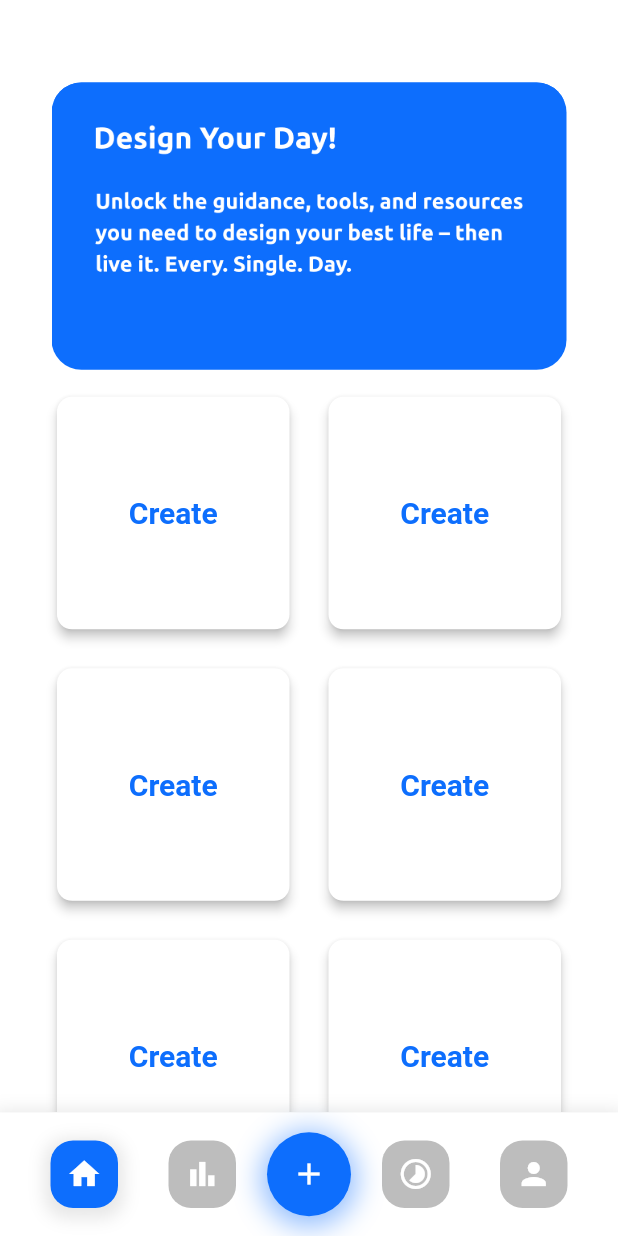
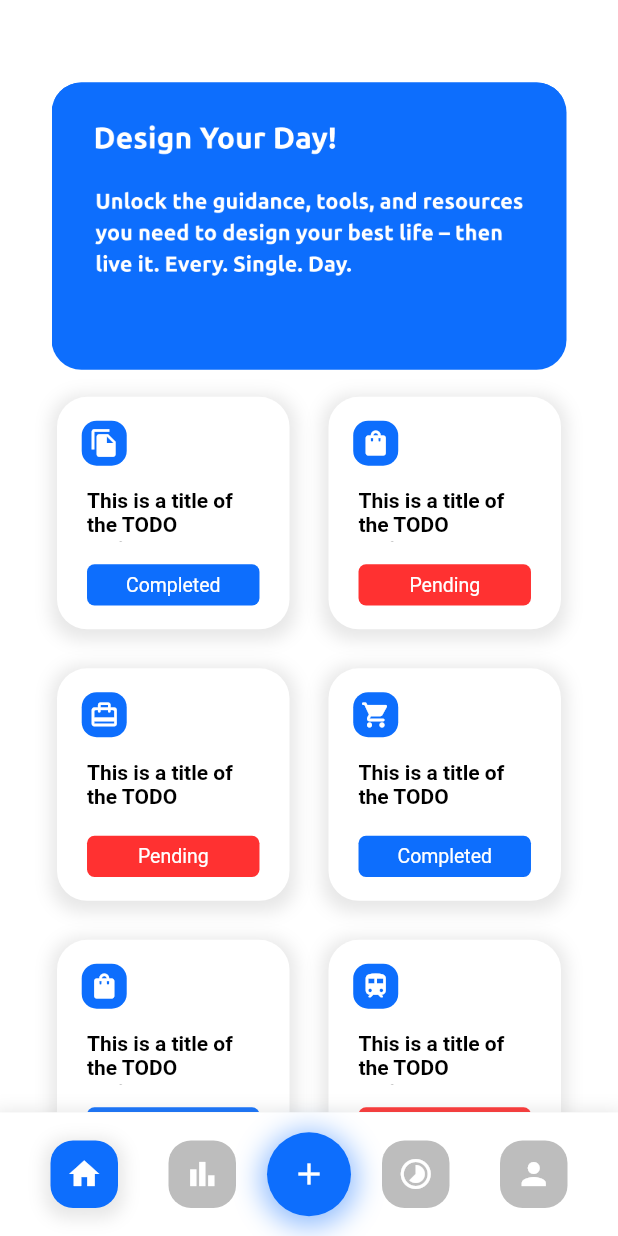
Before and after one commit to Thilina-Pathirage/Mustodo-Flutter-App, a Flutter app: the HomePage screen opened directly, on a phone screen of 412 x 824 dp. Run offline on Flutter 3.47's test engine with Material 2 defaults, Android fonts, the light colour scheme and no system bars; drawn by our look-alikes of carousel_pro; our stand-ins replace firebase_auth, firebase_core, simple_animations; accounts and stored records are empty.

Commit message:
project item designed

```diff
--- a/lib/main.dart
+++ b/lib/main.dart
@@ -9,11 +9,11 @@ Future<void> main() async {
   WidgetsFlutterBinding.ensureInitialized();
   await Firebase.initializeApp();
   runApp(MyApp());
-  SystemChrome.setSystemUIOverlayStyle(
-    SystemUiOverlayStyle(
-      statusBarColor: Color(0xff0D6EFD),
-    ),
-  );
+  // SystemChrome.setSystemUIOverlayStyle(
+  //   SystemUiOverlayStyle(
+  //     statusBarColor: Color(0xff0D6EFD),
+  //   ),
+  // );
 }
 
 class MyApp extends StatelessWidget {
--- a/lib/pages/home_in_home.dart
+++ b/lib/pages/home_in_home.dart
@@ -1,5 +1,6 @@
 import 'package:carousel_pro/carousel_pro.dart';
 import 'package:firebase_auth/firebase_auth.dart';
+import 'package:flutter/cupertino.dart';
 import 'package:flutter/material.dart';
 import 'package:mustodo/pages/welcome.dart';
 
@@ -10,238 +11,48 @@ class HomeHomePage extends StatefulWidget {
 }
 
 class _HomeHomePageState extends State<HomeHomePage> {
-  List<Widget> item = [
-    Padding(
-      padding: const EdgeInsets.all(8.0),
-      child: MaterialButton(
-        elevation: 3,
-        shape: RoundedRectangleBorder(
-          borderRadius: BorderRadius.circular(10.0),
-        ),
-        child: Text(
-          "Create",
-          style: TextStyle(
-            color: Color(0xff0D6EFD),
-            fontSize: 20.0,
-            fontWeight: FontWeight.bold,
-          ),
-        ),
-        color: Colors.white,
-        onPressed: () {},
-      ),
-    ),
-    Padding(
-      padding: const EdgeInsets.all(8.0),
-      child: MaterialButton(
-        elevation: 3,
-        shape: RoundedRectangleBorder(
-          borderRadius: BorderRadius.circular(10.0),
-        ),
-        child: Text(
-          "Create",
-          style: TextStyle(
-            color: Color(0xff0D6EFD),
-            fontSize: 20.0,
-            fontWeight: FontWeight.bold,
-          ),
-        ),
-        color: Colors.white,
-        onPressed: () {},
-      ),
-    ),
-    Padding(
-      padding: const EdgeInsets.all(8.0),
-      child: MaterialButton(
-        elevation: 3,
-        shape: RoundedRectangleBorder(
-          borderRadius: BorderRadius.circular(10.0),
-        ),
-        child: Text(
-          "Create",
-          style: TextStyle(
-            color: Color(0xff0D6EFD),
-            fontSize: 20.0,
-            fontWeight: FontWeight.bold,
-          ),
-        ),
-        color: Colors.white,
-        onPressed: () {},
-      ),
-    ),
-    Padding(
-      padding: const EdgeInsets.all(8.0),
-      child: MaterialButton(
-        elevation: 3,
-        shape: RoundedRectangleBorder(
-          borderRadius: BorderRadius.circular(10.0),
-        ),
-        child: Text(
-          "Create",
-          style: TextStyle(
-            color: Color(0xff0D6EFD),
-            fontSize: 20.0,
-            fontWeight: FontWeight.bold,
-          ),
-        ),
-        color: Colors.white,
-        onPressed: () {},
-      ),
-    ),
-    Padding(
-      padding: const EdgeInsets.all(8.0),
-      child: MaterialButton(
-        elevation: 3,
-        shape: RoundedRectangleBorder(
-          borderRadius: BorderRadius.circular(10.0),
-        ),
-        child: Text(
-          "Create",
-          style: TextStyle(
-            color: Color(0xff0D6EFD),
-            fontSize: 20.0,
-            fontWeight: FontWeight.bold,
-          ),
-        ),
-        color: Colors.white,
-        onPressed: () {},
-      ),
-    ),
-    Padding(
-      padding: const EdgeInsets.all(8.0),
-      child: MaterialButton(
-        elevation: 3,
-        shape: RoundedRectangleBorder(
-          borderRadius: BorderRadius.circular(10.0),
-        ),
-        child: Text(
-          "Create",
-          style: TextStyle(
-            color: Color(0xff0D6EFD),
-            fontSize: 20.0,
-            fontWeight: FontWeight.bold,
-          ),
-        ),
-        color: Colors.white,
-        onPressed: () {},
-      ),
-    ),
-    Padding(
-      padding: const EdgeInsets.all(8.0),
-      child: MaterialButton(
-        elevation: 3,
-        shape: RoundedRectangleBorder(
-          borderRadius: BorderRadius.circular(10.0),
-        ),
-        child: Text(
-          "Create",
-          style: TextStyle(
-            color: Color(0xff0D6EFD),
-            fontSize: 20.0,
-            fontWeight: FontWeight.bold,
-          ),
-        ),
-        color: Colors.white,
-        onPressed: () {},
-      ),
-    ),
-    Padding(
-      padding: const EdgeInsets.all(8.0),
-      child: MaterialButton(
-        elevation: 3,
-        shape: RoundedRectangleBorder(
-          borderRadius: BorderRadius.circular(10.0),
-        ),
-        child: Text(
-          "Create",
-          style: TextStyle(
-            color: Color(0xff0D6EFD),
-            fontSize: 20.0,
-            fontWeight: FontWeight.bold,
-          ),
-        ),
-        color: Colors.white,
-        onPressed: () {},
-      ),
-    ),
-    Padding(
-      padding: const EdgeInsets.all(8.0),
-      child: MaterialButton(
-        elevation: 3,
-        shape: RoundedRectangleBorder(
-          borderRadius: BorderRadius.circular(10.0),
-        ),
-        child: Text(
-          "Create",
-          style: TextStyle(
-            color: Color(0xff0D6EFD),
-            fontSize: 20.0,
-            fontWeight: FontWeight.bold,
-          ),
-        ),
-        color: Colors.white,
-        onPressed: () {},
-      ),
-    ),
-    Padding(
-      padding: const EdgeInsets.all(8.0),
-      child: MaterialButton(
-        elevation: 3,
-        shape: RoundedRectangleBorder(
-          borderRadius: BorderRadius.circular(10.0),
-        ),
-        child: Text(
-          "Create",
-          style: TextStyle(
-            color: Color(0xff0D6EFD),
-            fontSize: 20.0,
-            fontWeight: FontWeight.bold,
-          ),
-        ),
-        color: Colors.white,
-        onPressed: () {},
-      ),
-    ),
-    Padding(
-      padding: const EdgeInsets.all(8.0),
-      child: MaterialButton(
-        elevation: 3,
-        shape: RoundedRectangleBorder(
-          borderRadius: BorderRadius.circular(10.0),
-        ),
-        child: Text(
-          "Create",
-          style: TextStyle(
-            color: Color(0xff0D6EFD),
-            fontSize: 20.0,
-            fontWeight: FontWeight.bold,
-          ),
-        ),
-        color: Colors.white,
-        onPressed: () {},
-      ),
-    ),
-    Padding(
-      padding: const EdgeInsets.all(8.0),
-      child: MaterialButton(
-        elevation: 3,
-        shape: RoundedRectangleBorder(
-          borderRadius: BorderRadius.circular(10.0),
-        ),
-        child: Text(
-          "Create",
-          style: TextStyle(
-            color: Color(0xff0D6EFD),
-            fontSize: 20.0,
-            fontWeight: FontWeight.bold,
-          ),
-        ),
-        color: Colors.white,
-        onPressed: () {},
-      ),
-    ),
-  ];
   @override
   Widget build(BuildContext context) {
+    List<Widget> item = [
+      //projectItem(icon, title)
+      projectItem(
+        Icons.file_copy,
+        'This is a title of the TODO project',
+        0,
+        true,
+      ),
+      projectItem(
+        Icons.shopping_bag,
+        'This is a title of the TODO project',
+        0,
+        false,
+      ),
+      projectItem(
+        Icons.card_travel_rounded,
+        'This is a title of the TODO project',
+        0,
+        false,
+      ),
+      projectItem(
+        Icons.shopping_cart_rounded,
+        'This is a title of the TODO project',
+        0,
+        true,
+      ),
+      projectItem(
+        Icons.shopping_bag,
+        'This is a title of the TODO project',
+        0,
+        true,
+      ),
+      projectItem(
+        Icons.train_rounded,
+        'This is a title of the TODO project',
+        0,
+        false,
+      ),
+
+    ];
     return Column(
       children: [
         SizedBox(
@@ -287,4 +98,101 @@ class _HomeHomePageState extends State<HomeHomePage> {
       ],
     );
   }
+
+  Widget projectItem(IconData icon, String title, int index, bool status) {
+    return Padding(
+      padding: const EdgeInsets.all(8.0),
+      child: InkWell(
+        onTap: () {}, // Handle your callback
+        child: Ink(
+          height: 100,
+          width: 100,
+          decoration: BoxDecoration(
+            color: Colors.white,
+            borderRadius: BorderRadius.circular(20.0),
+            boxShadow: [
+              BoxShadow(
+                color: Colors.grey.withOpacity(0.25),
+                spreadRadius: 4,
+                blurRadius: 9,
+                offset: Offset(0, 3), // changes position of shadow
+              ),
+            ],
+          ),
+          child: Padding(
+            padding: EdgeInsets.all(MediaQuery.of(context).size.height / 100),
+            child: Column(
+              mainAxisAlignment: MainAxisAlignment.spaceAround,
+              children: [
+                Align(
+                  alignment: AlignmentDirectional.topStart,
+                  child: Padding(
+                    padding: EdgeInsets.only(left: MediaQuery.of(context).size.height / 100),
+                    child: Container(
+                      decoration: BoxDecoration(
+                        color: Color(0xff0D6EFD),
+                        borderRadius: BorderRadius.circular(10.0),
+                      ),
+                      width: 30.0,
+                      height: 30.0,
+                      child: Icon(
+                        icon,
+                        color: Colors.white,
+                        size: 20,
+                      ),
+                    ),
+                  ),
+                ),
+                Align(
+                  alignment: AlignmentDirectional.topStart,
+                  child: Padding(
+                    padding: EdgeInsets.only(left: MediaQuery.of(context).size.height / 70),
+                    child: Container(
+                      width: 100.0,
+                      height: 35.0,
+                      child: Text(
+                        title,
+                        style: TextStyle(
+                            color: Colors.black, fontWeight: FontWeight.bold),
+                      ),
+                    ),
+                  ),
+                ),
+                Align(
+                  alignment: AlignmentDirectional.topStart,
+                  child: Padding(
+                    padding: EdgeInsets.only(left: MediaQuery.of(context).size.height / 70, right: MediaQuery.of(context).size.height / 70 ),
+                    child: Container(
+                        decoration: BoxDecoration(
+                          color: status == true
+                              ? Color(0xff0D6EFD)
+                              : Color(0xffFF3131),
+                          borderRadius: BorderRadius.circular(5.0),
+                        ),
+                        width: MediaQuery.of(context).size.width / 2.5,
+                        height: MediaQuery.of(context).size.height / 30,
+                        child: status == true
+                            ? Center(
+                              child: Text(
+                                "Completed",
+                                style:
+                                    TextStyle(fontSize: 13, color: Colors.white),
+                              ),
+                            )
+                            : Center(
+                              child: Text(
+                                "Pending",
+                                style:
+                                    TextStyle(fontSize: 13, color: Colors.white),
+                              ),
+                            )),
+                  ),
+                ),
+              ],
+            ),
+          ),
+        ),
+      ),
+    );
+  }
 }
```
